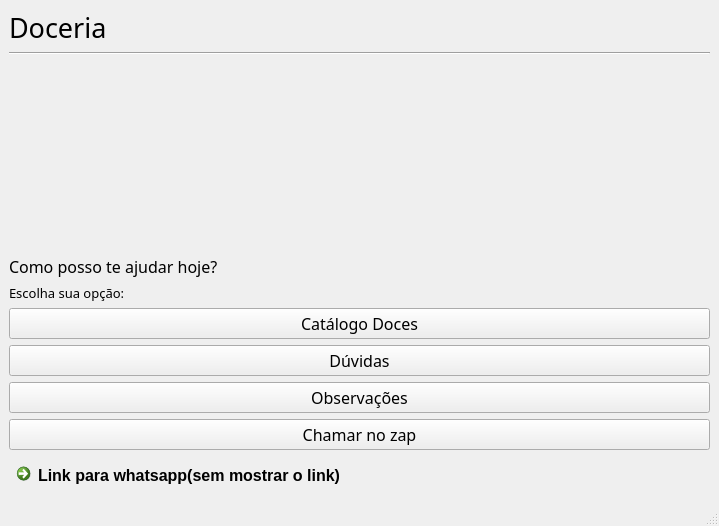
First picture: the form in view/main_window.ui, repository imora97/Sistema-para-doceria, before the edit.
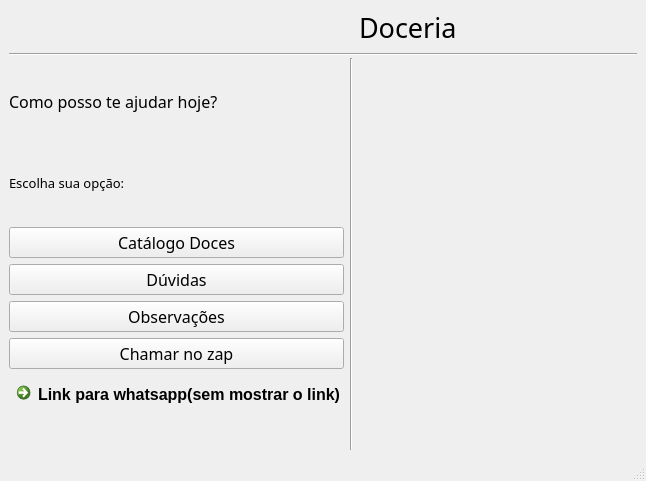
Second picture: the form after the edit. Icons and pictures are not drawn.

Diff of the .ui file:
```diff
--- a/view/main_window.ui
+++ b/view/main_window.ui
@@ -6,39 +6,16 @@
    <rect>
     <x>0</x>
     <y>0</y>
-    <width>719</width>
-    <height>526</height>
+    <width>646</width>
+    <height>481</height>
    </rect>
   </property>
   <property name="windowTitle">
    <string>MainWindow</string>
   </property>
   <widget class="QWidget" name="centralwidget">
-   <layout class="QVBoxLayout" name="verticalLayout_2">
-    <item>
-     <widget class="QLabel" name="label">
-      <property name="font">
-       <font>
-        <family>Segoe Print</family>
-        <pointsize>20</pointsize>
-        <weight>50</weight>
-        <bold>false</bold>
-        <underline>false</underline>
-       </font>
-      </property>
-      <property name="text">
-       <string>Doceria</string>
-      </property>
-     </widget>
-    </item>
-    <item>
-     <widget class="Line" name="line">
-      <property name="orientation">
-       <enum>Qt::Horizontal</enum>
-      </property>
-     </widget>
-    </item>
-    <item>
+   <layout class="QGridLayout" name="gridLayout">
+    <item row="0" column="0">
      <widget class="QPushButton" name="botaologo">
       <property name="font">
        <font>
@@ -72,13 +49,38 @@
       </property>
      </widget>
     </item>
-    <item>
-     <widget class="QStackedWidget" name="painel_principal">
-      <property name="currentIndex">
-       <number>-1</number>
+    <item row="0" column="2">
+     <widget class="QLabel" name="label">
+      <property name="font">
+       <font>
+        <family>Segoe Print</family>
+        <pointsize>20</pointsize>
+        <weight>50</weight>
+        <bold>false</bold>
+        <underline>false</underline>
+       </font>
       </property>
+      <property name="text">
+       <string>Doceria</string>
+      </property>
      </widget>
     </item>
+    <item row="1" column="0" rowspan="2" colspan="3">
+     <widget class="Line" name="line">
+      <property name="orientation">
+       <enum>Qt::Horizontal</enum>
+      </property>
+     </widget>
+    </item>
+    <item row="2" column="1" rowspan="2">
+     <widget class="Line" name="line_2">
+      <property name="orientation">
+       <enum>Qt::Vertical</enum>
+      </property>
+     </widget>
+    </item>
+    <item row="3" column="0">
+     <layout class="QVBoxLayout" name="verticalLayout">
     <item>
      <widget class="QLabel" name="label_3">
       <property name="font">
@@ -171,6 +173,11 @@
      </widget>
     </item>
    </layout>
+    </item>
+    <item row="3" column="2">
+     <widget class="QStackedWidget" name="painel_principal"/>
+    </item>
+   </layout>
   </widget>
   <widget class="QMenuBar" name="menubar">
    <property name="geometry">
```
Left out of the diff: 2 changed lines with no effect on the pictures. Lines whose indentation alone changed are shown as unchanged.
